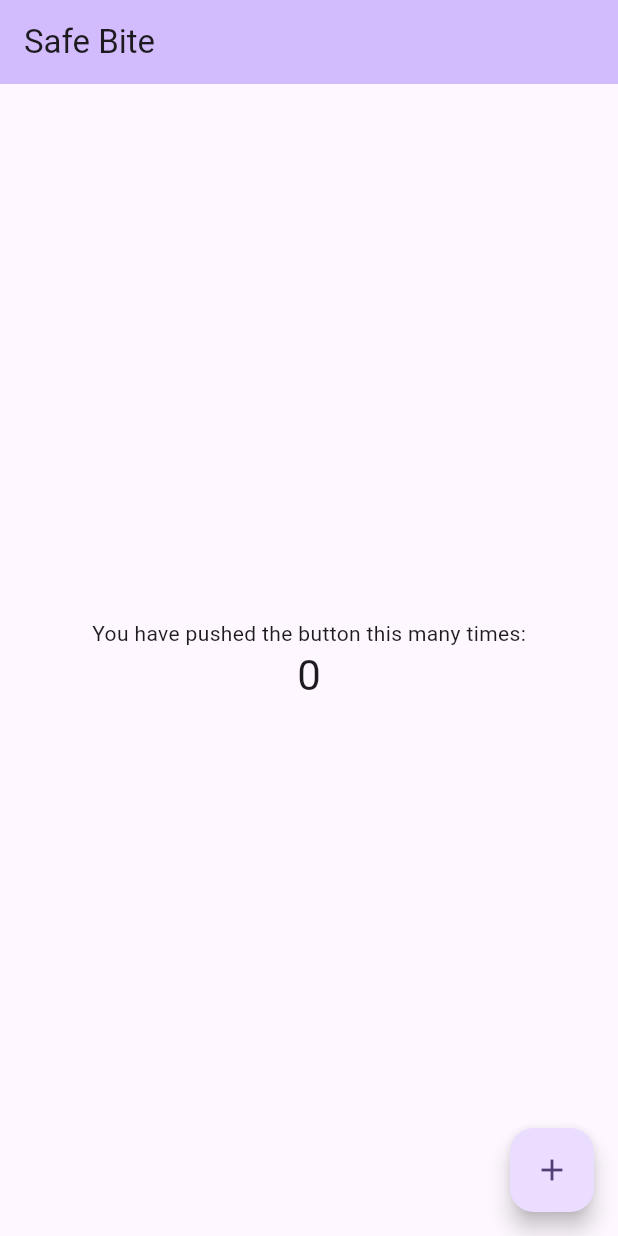
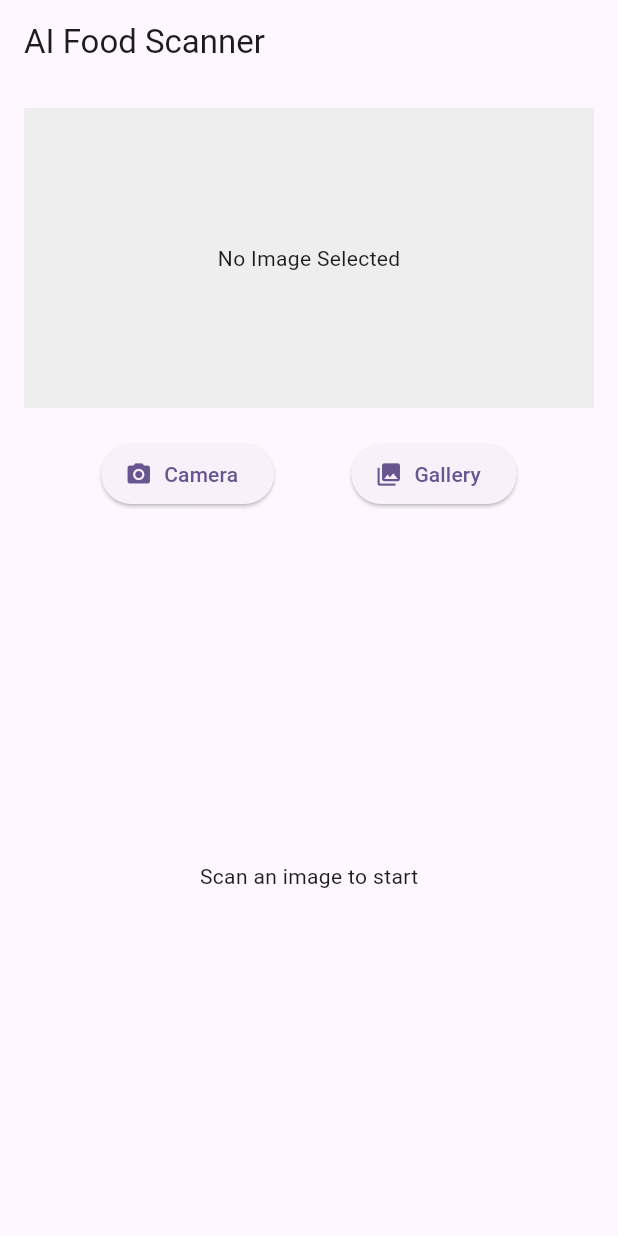
Before and after one commit to FaizNation/safe_bite, a Flutter app: the screen it shows after launch, on a phone screen of 412 x 824 dp. Run offline on Flutter 3.47's test engine with Material 3 defaults, Android fonts, the light colour scheme and no system bars; our stand-ins replace equatable, firebase_core, flutter_bloc, flutter_dotenv, google_generative_ai, image_picker; accounts and stored records are empty.

Commit message:
feat: setup page scan

````diff
--- /dev/null
+++ b/lib/features/scan/data/models/food_analysis_model.dart
@@ -0,0 +1,48 @@
+import 'dart:convert';
+import '../../domain/entities/food_analysis.dart';
+
+class FoodAnalysisModel extends FoodAnalysis {
+  const FoodAnalysisModel({
+    required super.isFood,
+    required super.foodName,
+    required super.category,
+    required super.freshnessLevel,
+    required super.shelfLife,
+    required super.storageAdvice,
+    required super.caloriesApprox,
+    required super.recipeIdea,
+  });
+
+  factory FoodAnalysisModel.fromJson(String jsonString) {
+    // Crucial: Handle potential markdown formatting (remove ```json and ```) before decoding.
+    String cleanJson = jsonString
+        .replaceAll(RegExp(r'^```json\s*'), '')
+        .replaceAll(RegExp(r'\s*```$'), '');
+
+    final Map<String, dynamic> json = jsonDecode(cleanJson);
+
+    return FoodAnalysisModel(
+      isFood: json['is_food'] ?? false,
+      foodName: json['food_name'] ?? 'Unknown',
+      category: json['category'] ?? 'Unknown',
+      freshnessLevel: json['freshness_level'] ?? 'Unknown',
+      shelfLife: json['shelf_life'] ?? 'Unknown',
+      storageAdvice: json['storage_advice'] ?? 'Unknown',
+      caloriesApprox: json['calories_approx'] ?? 0,
+      recipeIdea: json['recipe_idea'] ?? 'Unknown',
+    );
+  }
+
+  Map<String, dynamic> toJson() {
+    return {
+      'is_food': isFood,
+      'food_name': foodName,
+      'category': category,
+      'freshness_level': freshnessLevel,
+      'shelf_life': shelfLife,
+      'storage_advice': storageAdvice,
+      'calories_approx': caloriesApprox,
+      'recipe_idea': recipeIdea,
+    };
+  }
+}
--- /dev/null
+++ b/lib/features/scan/data/repositories/scan_repository_impl.dart
@@ -0,0 +1,57 @@
+import 'dart:io';
+import 'package:flutter_dotenv/flutter_dotenv.dart';
+import 'package:google_generative_ai/google_generative_ai.dart';
+import '../../domain/entities/food_analysis.dart';
+import '../../domain/repositories/scan_repository.dart';
+import '../models/food_analysis_model.dart'; // Import the model
+
+class ScanRepositoryImpl implements ScanRepository {
+  final GenerativeModel _model;
+
+  ScanRepositoryImpl({GenerativeModel? model})
+    : _model =
+          model ??
+          GenerativeModel(
+            model:
+                'gemini-2.0-flash', // Or 'gemini-pro-vision' depending on availability
+            apiKey: dotenv.env['GEMINI_API_KEY'] ?? '',
+          );
+
+  @override
+  Future<FoodAnalysis> analyzeImage(File image) async {
+    try {
+      final prompt = TextPart("""
+You are a Nutritionist AI. Analyze this image.
+Output STRICT JSON ONLY (no markdown).
+Fields:
+- is_food: boolean
+- food_name: String (Indonesian)
+- category: String (Sayur/Buah/Daging/etc)
+- freshness_level: String (Segar/Layak/Busuk)
+- shelf_life: String
+- storage_advice: String
+- calories_approx: int
+- recipe_idea: String
+If not food, set is_food: false.
+""");
+
+      final imageBytes = await image.readAsBytes();
+      final imagePart = DataPart(
+        'image/jpeg',
+        imageBytes,
+      ); // Assuming JPEG, Gemini usually handles others too
+
+      final response = await _model.generateContent([
+        Content.multi([prompt, imagePart]),
+      ]);
+
+      if (response.text == null) {
+        throw Exception('Failed to get response from Gemini');
+      }
+
+      return FoodAnalysisModel.fromJson(response.text!);
+    } catch (e) {
+      throw Exception('Scan failed: $e');
+    }
+  }
+}
--- /dev/null
+++ b/lib/features/scan/domain/entities/food_analysis.dart
@@ -0,0 +1,35 @@
+import 'package:equatable/equatable.dart';
+
+class FoodAnalysis extends Equatable {
+  final bool isFood;
+  final String foodName;
+  final String category;
+  final String freshnessLevel;
+  final String shelfLife;
+  final String storageAdvice;
+  final int caloriesApprox;
+  final String recipeIdea;
+
+  const FoodAnalysis({
+    required this.isFood,
+    required this.foodName,
+    required this.category,
+    required this.freshnessLevel,
+    required this.shelfLife,
+    required this.storageAdvice,
+    required this.caloriesApprox,
+    required this.recipeIdea,
+  });
+
+  @override
+  List<Object?> get props => [
+    isFood,
+    foodName,
+    category,
+    freshnessLevel,
+    shelfLife,
+    storageAdvice,
+    caloriesApprox,
+    recipeIdea,
+  ];
+}
--- /dev/null
+++ b/lib/features/scan/domain/repositories/scan_repository.dart
@@ -0,0 +1,6 @@
+import 'dart:io';
+import '../entities/food_analysis.dart';
+
+abstract class ScanRepository {
+  Future<FoodAnalysis> analyzeImage(File image);
+}
--- /dev/null
+++ b/lib/features/scan/presentation/cubit/scan_cubit.dart
@@ -0,0 +1,24 @@
+import 'dart:io';
+import 'package:flutter_bloc/flutter_bloc.dart';
+import '../../domain/repositories/scan_repository.dart';
+import 'scan_state.dart';
+
+class ScanCubit extends Cubit<ScanState> {
+  final ScanRepository _repository;
+
+  ScanCubit(this._repository) : super(ScanInitial());
+
+  Future<void> analyzeImage(File image) async {
+    emit(ScanLoading());
+    try {
+      final result = await _repository.analyzeImage(image);
+      emit(ScanSuccess(result));
+    } catch (e) {
+      emit(ScanFailure(e.toString()));
+    }
+  }
+
+  void reset() {
+    emit(ScanInitial());
+  }
+}
--- /dev/null
+++ b/lib/features/scan/presentation/cubit/scan_state.dart
@@ -0,0 +1,31 @@
+import 'package:equatable/equatable.dart';
+import '../../domain/entities/food_analysis.dart';
+
+abstract class ScanState extends Equatable {
+  const ScanState();
+
+  @override
+  List<Object> get props => [];
+}
+
+class ScanInitial extends ScanState {}
+
+class ScanLoading extends ScanState {}
+
+class ScanSuccess extends ScanState {
+  final FoodAnalysis result;
+
+  const ScanSuccess(this.result);
+
+  @override
+  List<Object> get props => [result];
+}
+
+class ScanFailure extends ScanState {
+  final String message;
+
+  const ScanFailure(this.message);
+
+  @override
+  List<Object> get props => [message];
+}
--- /dev/null
+++ b/lib/features/scan/presentation/pages/scan_page.dart
@@ -0,0 +1,150 @@
+import 'dart:io';
+import 'package:flutter/material.dart';
+import 'package:flutter_bloc/flutter_bloc.dart';
+import 'package:image_picker/image_picker.dart';
+import '../../data/repositories/scan_repository_impl.dart';
+import '../cubit/scan_cubit.dart';
+import '../cubit/scan_state.dart';
+import '../../domain/entities/food_analysis.dart';
+
+class ScanPage extends StatelessWidget {
+  const ScanPage({super.key});
+
+  @override
+  Widget build(BuildContext context) {
+    return BlocProvider(
+      create: (context) => ScanCubit(ScanRepositoryImpl()),
+      child: const ScanView(),
+    );
+  }
+}
+
+class ScanView extends StatefulWidget {
+  const ScanView({super.key});
+
+  @override
+  State<ScanView> createState() => _ScanViewState();
+}
+
+class _ScanViewState extends State<ScanView> {
+  final ImagePicker _picker = ImagePicker();
+  File? _image;
+
+  Future<void> _pickImage(ImageSource source) async {
+    final XFile? pickedFile = await _picker.pickImage(source: source);
+    if (pickedFile != null) {
+      setState(() {
+        _image = File(pickedFile.path);
+      });
+      if (mounted) {
+        context.read<ScanCubit>().analyzeImage(_image!);
+      }
+    }
+  }
+
+  @override
+  Widget build(BuildContext context) {
+    return Scaffold(
+      appBar: AppBar(title: const Text('AI Food Scanner')),
+      body: Padding(
+        padding: const EdgeInsets.all(16.0),
+        child: Column(
+          children: [
+            if (_image != null)
+              SizedBox(
+                height: 200,
+                child: Image.file(_image!, fit: BoxFit.cover),
+              )
+            else
+              Container(
+                height: 200,
+                color: Colors.grey[200],
+                alignment: Alignment.center,
+                child: const Text('No Image Selected'),
+              ),
+            const SizedBox(height: 20),
+            Row(
+              mainAxisAlignment: MainAxisAlignment.spaceEvenly,
+              children: [
+                ElevatedButton.icon(
+                  onPressed: () => _pickImage(ImageSource.camera),
+                  icon: const Icon(Icons.camera_alt),
+                  label: const Text('Camera'),
+                ),
+                ElevatedButton.icon(
+                  onPressed: () => _pickImage(ImageSource.gallery),
+                  icon: const Icon(Icons.photo_library),
+                  label: const Text('Gallery'),
+                ),
+              ],
+            ),
+            const SizedBox(height: 20),
+            Expanded(
+              child: BlocBuilder<ScanCubit, ScanState>(
+                builder: (context, state) {
+                  if (state is ScanLoading) {
+                    return const Center(child: CircularProgressIndicator());
+                  } else if (state is ScanFailure) {
+                    return Center(child: Text('Error: ${state.message}'));
+                  } else if (state is ScanSuccess) {
+                    return _buildResult(state.result);
+                  }
+                  return const Center(child: Text('Scan an image to start'));
+                },
+              ),
+            ),
+          ],
+        ),
+      ),
+    );
+  }
+
+  Widget _buildResult(FoodAnalysis data) {
+    if (!data.isFood) {
+      return const Center(
+        child: Text(
+          'Not a food item detected.',
+          style: TextStyle(fontSize: 18, color: Colors.red),
+        ),
+      );
+    }
+    return SingleChildScrollView(
+      child: Column(
+        crossAxisAlignment: CrossAxisAlignment.start,
+        children: [
+          _resultItem('Name', data.foodName),
+          _resultItem('Category', data.category),
+          _resultItem('Freshness', data.freshnessLevel),
+          _resultItem('Shelf Life', data.shelfLife),
+          _resultItem('Storage', data.storageAdvice),
+          _resultItem('Calories', '${data.caloriesApprox} kcal'),
+          const SizedBox(height: 10),
+          const Text(
+            'Recipe Idea:',
+            style: TextStyle(fontWeight: FontWeight.bold),
+          ),
+          Text(data.recipeIdea),
+        ],
+      ),
+    );
+  }
+
+  Widget _resultItem(String label, String value) {
+    return Padding(
+      padding: const EdgeInsets.symmetric(vertical: 4.0),
+      child: Row(
+        crossAxisAlignment: CrossAxisAlignment.start,
+        children: [
+          SizedBox(
+            width: 100,
+            child: Text(
+              '$label:',
+              style: const TextStyle(fontWeight: FontWeight.bold),
+            ),
+          ),
+          Expanded(child: Text(value)),
+        ],
+      ),
+    );
+  }
+}
--- a/lib/main.dart
+++ b/lib/main.dart
@@ -1,10 +1,13 @@
 import 'package:flutter/material.dart';
 import 'package:firebase_core/firebase_core.dart';
+import 'package:flutter_dotenv/flutter_dotenv.dart';
 import 'firebase_options.dart';
+import 'features/scan/presentation/pages/scan_page.dart';
 
 Future<void> main() async {
   WidgetsFlutterBinding.ensureInitialized();
   await Firebase.initializeApp(options: DefaultFirebaseOptions.currentPlatform);
+  await dotenv.load(fileName: ".env");
   runApp(const MyApp());
 }
 
@@ -17,54 +20,9 @@ class MyApp extends StatelessWidget {
       title: 'Safe Bite',
       theme: ThemeData(
         colorScheme: ColorScheme.fromSeed(seedColor: Colors.deepPurple),
+        useMaterial3: true,
       ),
-      home: const MyHomePage(title: 'Safe Bite'),
+      home: const ScanPage(),
     );
   }
 }
-
-class MyHomePage extends StatefulWidget {
-  const MyHomePage({super.key, required this.title});
-
-  final String title;
-
-  @override
-  State<MyHomePage> createState() => _MyHomePageState();
-}
-
-class _MyHomePageState extends State<MyHomePage> {
-  int _counter = 0;
-
-  void _incrementCounter() {
-    setState(() {
-      _counter++;
-    });
-  }
-
-  @override
-  Widget build(BuildContext context) {
-    return Scaffold(
-      appBar: AppBar(
-        backgroundColor: Theme.of(context).colorScheme.inversePrimary,
-        title: Text(widget.title),
-      ),
-      body: Center(
-        child: Column(
-          mainAxisAlignment: MainAxisAlignment.center,
-          children: <Widget>[
-            const Text('You have pushed the button this many times:'),
-            Text(
-              '$_counter',
-              style: Theme.of(context).textTheme.headlineMedium,
-            ),
-          ],
-        ),
-      ),
-      floatingActionButton: FloatingActionButton(
-        onPressed: _incrementCounter,
-        tooltip: 'Increment',
-        child: const Icon(Icons.add),
-      ),
-    );
-  }
-}
--- a/pubspec.yaml
+++ b/pubspec.yaml
@@ -39,6 +39,8 @@ dependencies:
   flutter_dotenv: ^6.0.0
   firebase_auth: ^6.1.4
   google_generative_ai: ^0.4.7
+  equatable: ^2.0.8
+  image_picker: ^1.2.1
 
 dev_dependencies:
   flutter_test:
````
Also changed, not shown: pubspec.lock, 12 other files.
